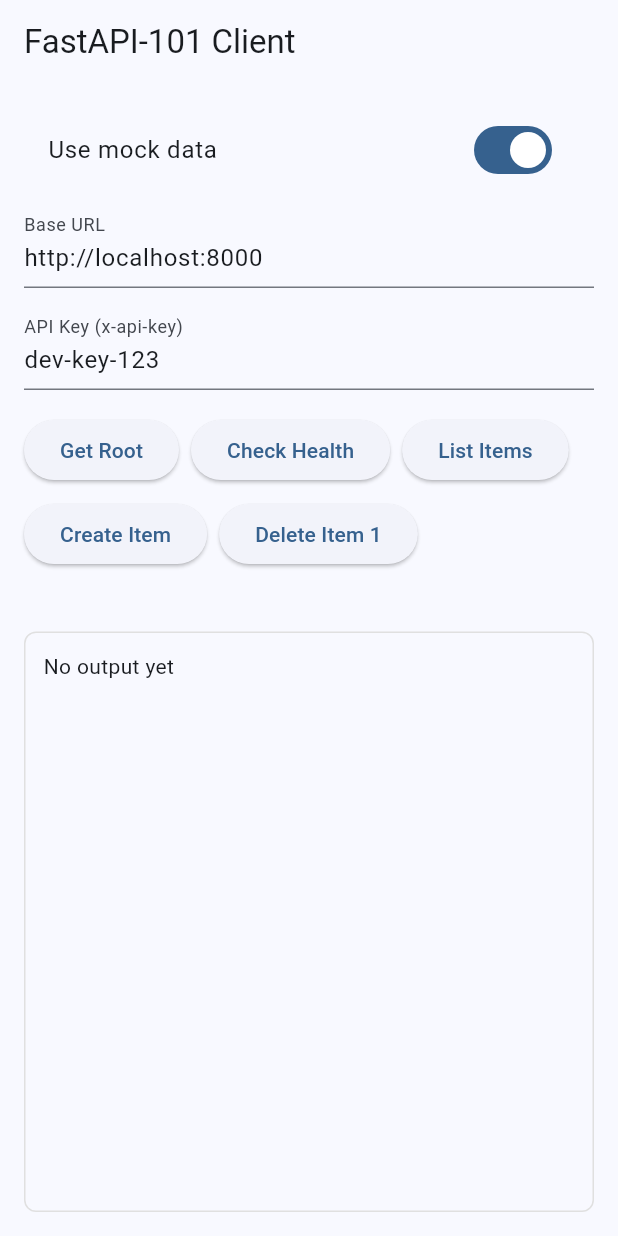
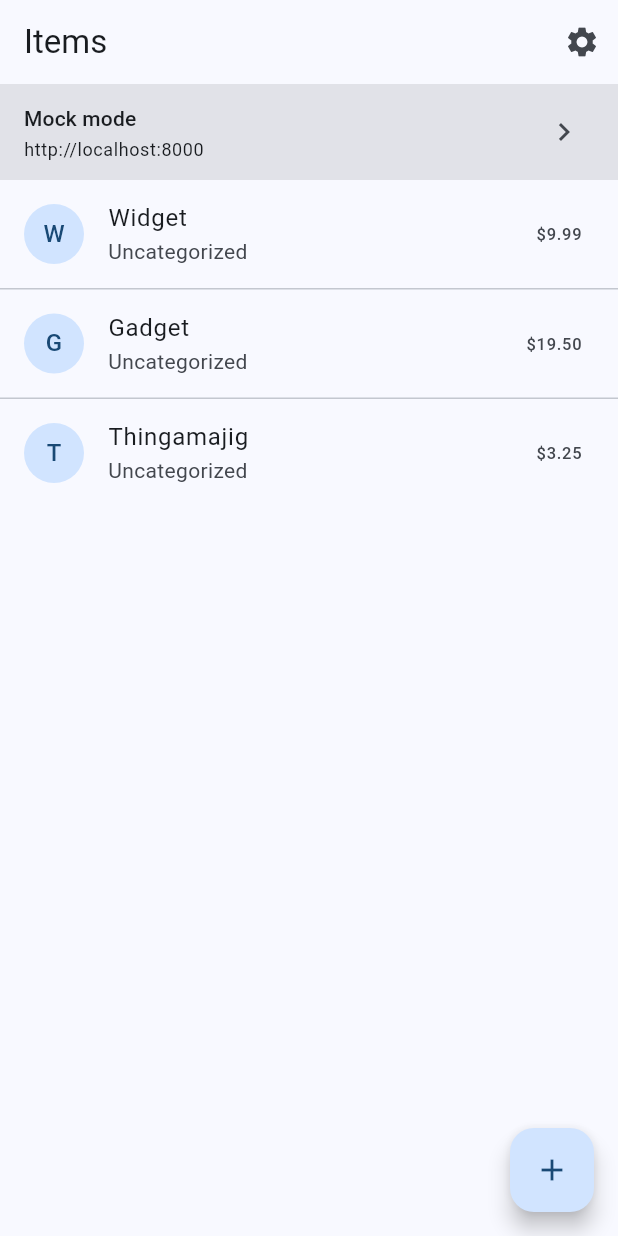
Before and after one commit to iammikek/flutter-101, a Flutter app: the screen it shows after launch, on a phone screen of 412 x 824 dp. Run offline on Flutter 3.47's test engine with Material 3 defaults, Android fonts, the phone set to English and light mode, and no system bars.

Commit message:
feat: add provider-based frontend scaffolding
- Add Provider + config-driven API switching (mock vs live)
- Introduce Items repository/store and real Items UI (list/detail/create/settings)
- Fix ItemsStore proxy provider to refresh repo dependency
- Add AGENTS.md and update widget test to match app

```diff
--- /dev/null
+++ b/lib/app/api_service.dart
@@ -0,0 +1,97 @@
+import '../api/api_client.dart';
+import '../api/mock_api_client.dart';
+import '../models/item.dart';
+import 'app_config.dart';
+
+abstract class ApiService {
+  String get baseUrl;
+  String? get apiKey;
+
+  Future<dynamic> getRoot();
+  Future<dynamic> getHealth();
+
+  Future<List<dynamic>> getItems({Map<String, dynamic>? query});
+  Future<Item> getItem(int id);
+  Future<Item> createItem(Item item);
+  Future<Item> updateItem(int id, Item item);
+  Future<bool> deleteItem(int id);
+}
+
+class ApiServiceFactory {
+  static ApiService fromConfig(AppConfig config) {
+    return config.useMock
+        ? _MockApiService(config)
+        : _RealApiService(config);
+  }
+}
+
+class _RealApiService implements ApiService {
+  _RealApiService(this._config)
+      : _client = ApiClient(baseUrl: _config.baseUrl, apiKey: _config.apiKey);
+
+  final AppConfig _config;
+  final ApiClient _client;
+
+  @override
+  String get baseUrl => _config.baseUrl;
+
+  @override
+  String? get apiKey => _config.apiKey;
+
+  @override
+  Future<dynamic> getRoot() => _client.getRoot();
+
+  @override
+  Future<dynamic> getHealth() => _client.getHealth();
+
+  @override
+  Future<List<dynamic>> getItems({Map<String, dynamic>? query}) =>
+      _client.getItems(query: query);
+
+  @override
+  Future<Item> getItem(int id) => _client.getItem(id);
+
+  @override
+  Future<Item> createItem(Item item) => _client.createItem(item);
+
+  @override
+  Future<Item> updateItem(int id, Item item) => _client.updateItem(id, item);
+
+  @override
+  Future<bool> deleteItem(int id) => _client.deleteItem(id);
+}
+
+class _MockApiService implements ApiService {
+  _MockApiService(this._config) : _client = MockApiClient();
+
+  final AppConfig _config;
+  final MockApiClient _client;
+
+  @override
+  String get baseUrl => _config.baseUrl;
+
+  @override
+  String? get apiKey => _config.apiKey;
+
+  @override
+  Future<dynamic> getRoot() => _client.getRoot();
+
+  @override
+  Future<dynamic> getHealth() => _client.getHealth();
+
+  @override
+  Future<List<dynamic>> getItems({Map<String, dynamic>? query}) =>
+      _client.getItems(query: query);
+
+  @override
+  Future<Item> getItem(int id) => _client.getItem(id);
+
+  @override
+  Future<Item> createItem(Item item) => _client.createItem(item);
+
+  @override
+  Future<Item> updateItem(int id, Item item) => _client.updateItem(id, item);
+
+  @override
+  Future<bool> deleteItem(int id) => _client.deleteItem(id);
+}
--- /dev/null
+++ b/lib/app/app_config.dart
@@ -0,0 +1,37 @@
+import 'package:flutter/foundation.dart';
+
+class AppConfig extends ChangeNotifier {
+  AppConfig({
+    String baseUrl = 'http://localhost:8000',
+    String apiKey = 'dev-key-123',
+    bool useMock = true,
+  })  : _baseUrl = baseUrl,
+        _apiKey = apiKey,
+        _useMock = useMock;
+
+  String _baseUrl;
+  String _apiKey;
+  bool _useMock;
+
+  String get baseUrl => _baseUrl;
+  String get apiKey => _apiKey;
+  bool get useMock => _useMock;
+
+  void setBaseUrl(String value) {
+    if (value == _baseUrl) return;
+    _baseUrl = value;
+    notifyListeners();
+  }
+
+  void setApiKey(String value) {
+    if (value == _apiKey) return;
+    _apiKey = value;
+    notifyListeners();
+  }
+
+  void setUseMock(bool value) {
+    if (value == _useMock) return;
+    _useMock = value;
+    notifyListeners();
+  }
+}
--- a/lib/main.dart
+++ b/lib/main.dart
@@ -1,5 +1,11 @@
 import 'package:flutter/material.dart';
-import 'pages/home_page.dart';
+import 'package:provider/provider.dart';
+
+import 'app/api_service.dart';
+import 'app/app_config.dart';
+import 'items/items_repository.dart';
+import 'items/items_store.dart';
+import 'pages/items/items_list_page.dart';
 
 void main() {
   runApp(const FastApiFlutterApp());
@@ -10,13 +16,32 @@ class FastApiFlutterApp extends StatelessWidget {
 
   @override
   Widget build(BuildContext context) {
-    return MaterialApp(
-      title: 'FastAPI-101 Client',
-      theme: ThemeData(
-        colorSchemeSeed: Colors.blue,
-        useMaterial3: true,
+    return MultiProvider(
+      providers: [
+        ChangeNotifierProvider(create: (_) => AppConfig()),
+        ProxyProvider<AppConfig, ApiService>(
+          update: (_, config, __) => ApiServiceFactory.fromConfig(config),
+        ),
+        ProxyProvider<ApiService, ItemsRepository>(
+          update: (_, api, prev) => (prev ?? ItemsRepository(api))..updateApi(api),
+        ),
+        ChangeNotifierProxyProvider<ItemsRepository, ItemsStore>(
+          create: (context) => ItemsStore(context.read<ItemsRepository>()),
+          update: (_, repo, store) {
+            if (store == null) return ItemsStore(repo);
+            store.updateRepo(repo);
+            return store;
+          },
+        ),
+      ],
+      child: MaterialApp(
+        title: 'FastAPI-101 Client',
+        theme: ThemeData(
+          colorSchemeSeed: Colors.blue,
+          useMaterial3: true,
+        ),
+        home: const ItemsListPage(),
       ),
-      home: const HomePage(),
     );
   }
 }
--- /dev/null
+++ b/lib/pages/items/items_list_page.dart
@@ -0,0 +1,138 @@
+import 'package:flutter/material.dart';
+import 'package:provider/provider.dart';
+
+import '../../app/app_config.dart';
+import '../../items/items_store.dart';
+import 'item_create_page.dart';
+import 'item_detail_page.dart';
+import '../settings/settings_sheet.dart';
+
+class ItemsListPage extends StatefulWidget {
+  const ItemsListPage({super.key});
+
+  @override
+  State<ItemsListPage> createState() => _ItemsListPageState();
+}
+
+class _ItemsListPageState extends State<ItemsListPage> {
+  @override
+  void initState() {
+    super.initState();
+    WidgetsBinding.instance.addPostFrameCallback((_) {
+      context.read<ItemsStore>().refresh();
+    });
+  }
+
+  @override
+  Widget build(BuildContext context) {
+    final config = context.watch<AppConfig>();
+    final store = context.watch<ItemsStore>();
+
+    return Scaffold(
+      appBar: AppBar(
+        title: const Text('Items'),
+        actions: [
+          IconButton(
+            tooltip: 'Settings',
+            onPressed: () => showModalBottomSheet<void>(
+              context: context,
+              isScrollControlled: true,
+              builder: (_) => const SettingsSheet(),
+            ),
+            icon: const Icon(Icons.settings),
+          ),
+        ],
+      ),
+      floatingActionButton: FloatingActionButton(
+        onPressed: () async {
+          final created = await Navigator.of(context).push<bool>(
+            MaterialPageRoute(builder: (_) => const ItemCreatePage()),
+          );
+          if (created == true && context.mounted) {
+            await context.read<ItemsStore>().refresh();
+          }
+        },
+        child: const Icon(Icons.add),
+      ),
+      body: Column(
+        children: [
+          Material(
+            color: Theme.of(context).colorScheme.surfaceContainerHighest,
+            child: ListTile(
+              dense: true,
+              title: Text(
+                config.useMock ? 'Mock mode' : 'Live API',
+                style: Theme.of(context).textTheme.titleSmall,
+              ),
+              subtitle: Text(
+                config.baseUrl,
+                style: Theme.of(context).textTheme.bodySmall,
+              ),
+              trailing: const Icon(Icons.chevron_right),
+              onTap: () => showModalBottomSheet<void>(
+                context: context,
+                isScrollControlled: true,
+                builder: (_) => const SettingsSheet(),
+              ),
+            ),
+          ),
+          if (store.error != null)
+            MaterialBanner(
+              content: Text(store.error!),
+              actions: [
+                TextButton(
+                  onPressed: store.clearError,
+                  child: const Text('Dismiss'),
+                ),
+              ],
+            ),
+          Expanded(
+            child: RefreshIndicator(
+              onRefresh: store.refresh,
+              child: Builder(
+                builder: (context) {
+                  if (store.loading && store.items.isEmpty) {
+                    return const Center(child: CircularProgressIndicator());
+                  }
+                  if (!store.loading && store.items.isEmpty) {
+                    return ListView(
+                      physics: const AlwaysScrollableScrollPhysics(),
+                      children: const [
+                        SizedBox(height: 96),
+                        Center(child: Text('No items yet')),
+                      ],
+                    );
+                  }
+
+                  return ListView.separated(
+                    physics: const AlwaysScrollableScrollPhysics(),
+                    itemCount: store.items.length,
+                    separatorBuilder: (_, __) => const Divider(height: 1),
+                    itemBuilder: (context, i) {
+                      final item = store.items[i];
+                      final price = item.price.toStringAsFixed(2);
+                      final avatarText = item.name.trim().isEmpty ? '?' : item.name.trim().substring(0, 1).toUpperCase();
+                      return ListTile(
+                        title: Text(item.name),
+                        subtitle: Text(item.category?.isNotEmpty == true ? item.category! : 'Uncategorized'),
+                        leading: CircleAvatar(child: Text(avatarText)),
+                        trailing: Text('\$$price'),
+                        onTap: item.id == null
+                            ? null
+                            : () => Navigator.of(context).push<void>(
+                                  MaterialPageRoute(
+                                    builder: (_) => ItemDetailPage(itemId: item.id!),
+                                  ),
+                                ),
+                      );
+                    },
+                  );
+                },
+              ),
+            ),
+          ),
+        ],
+      ),
+    );
+  }
+}
--- a/pubspec.yaml
+++ b/pubspec.yaml
@@ -12,6 +12,7 @@ dependencies:
     sdk: flutter
   cupertino_icons: ^1.0.6
   http: ^1.2.0
+  provider: ^6.1.2
 
 dev_dependencies:
   flutter_test:
```
Also changed, not shown: lib/items/items_repository.dart (added, +29 -0 lines), lib/items/items_store.dart (added, +87 -0 lines), lib/pages/items/item_create_page.dart (added, +111 -0 lines), lib/pages/items/item_detail_page.dart (added, +104 -0 lines), lib/pages/settings/settings_sheet.dart (added, +87 -0 lines), pubspec.lock, 2 other files.
